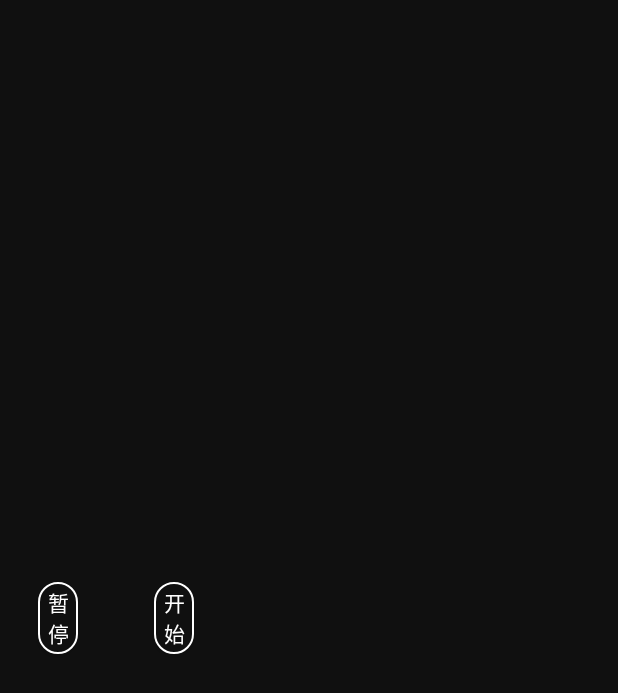
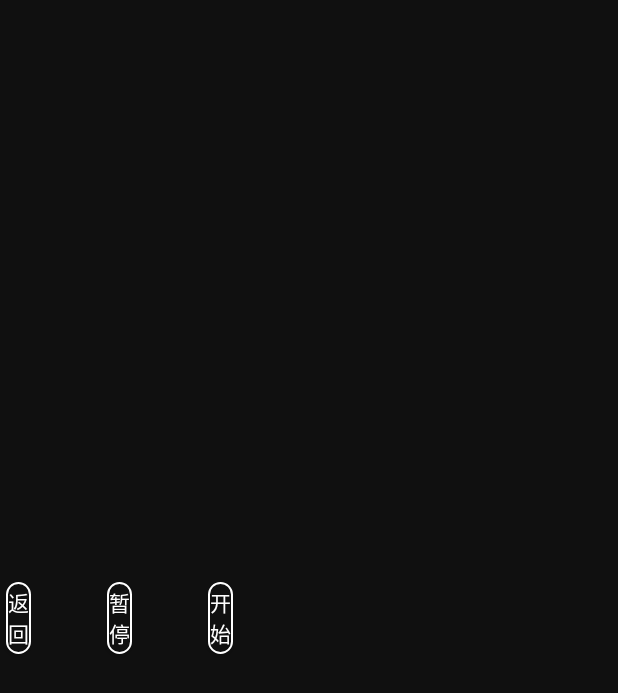
Before and after one commit to kakamessi/tianfuc, an Android app: the layout activity_note.xml on its own in the app's theme, with its tools: preview values and no code run, on a phone screen of 412 x 824 dp. Shown: the top 693 px of the screen. Run offline under Robolectric (Android 15) with nearby library versions, the phone set to English and light mode, and no system bars; Roboto replaces fonts that are not available here.

Commit message:
no message

```diff
--- a/app/build.gradle
+++ b/app/build.gradle
@@ -28,7 +28,7 @@ android {
 
     defaultConfig {
         applicationId "com.piano.android"
-        minSdkVersion 15
+        minSdkVersion 21
         targetSdkVersion 26
         versionCode 1
         versionName "1.0"
--- a/app/src/main/res/layout/activity_note.xml
+++ b/app/src/main/res/layout/activity_note.xml
@@ -12,6 +12,16 @@
         android:layout_height="match_parent"
         android:gravity="center"
         android:orientation="horizontal">
+
+        <Button
+            android:id="@+id/button_finish"
+            android:layout_width="wrap_content"
+            android:layout_height="wrap_content"
+            android:layout_margin="@dimen/dp_margin"
+            android:layout_weight="1"
+            android:background="@drawable/selector_music_btn"
+            android:text="返回"
+            android:textColor="@color/white" />
 
         <Button
             android:id="@+id/button1"
```
Also changed, not shown: app/src/main/java/com/piano/android/ui/activity/MusicActivity.java (+37 -14 lines).
